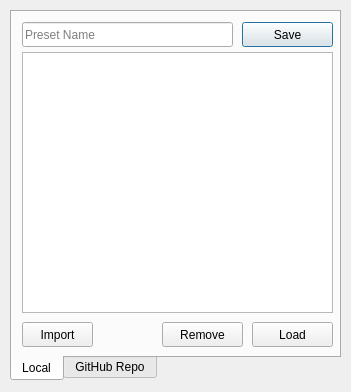
Qt form preset.ui (Audio4Linux/Viper4Linux-GUI) before a commit.
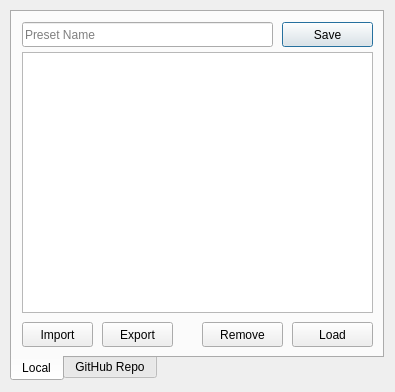
The same form after that commit. The open tabs and pages were chosen to show the change. Icons and pictures are not drawn.

Commit message: Export linux configs from preset dialog, fixed tab-order

The edit to the form file:
```diff
--- a/preset.ui
+++ b/preset.ui
@@ -6,7 +6,7 @@
    <rect>
     <x>0</x>
     <y>0</y>
-    <width>351</width>
+    <width>395</width>
     <height>392</height>
    </rect>
   </property>
@@ -22,7 +22,7 @@
     <rect>
      <x>10</x>
      <y>10</y>
-     <width>331</width>
+     <width>374</width>
      <height>371</height>
     </rect>
    </property>
@@ -55,7 +55,7 @@
     <widget class="QPushButton" name="add">
      <property name="geometry">
       <rect>
-       <x>230</x>
+       <x>270</x>
        <y>10</y>
        <width>91</width>
        <height>25</height>
@@ -73,7 +73,7 @@
       <rect>
        <x>10</x>
        <y>40</y>
-       <width>311</width>
+       <width>351</width>
        <height>261</height>
       </rect>
      </property>
@@ -84,7 +84,7 @@
     <widget class="QPushButton" name="load">
      <property name="geometry">
       <rect>
-       <x>240</x>
+       <x>280</x>
        <y>310</y>
        <width>81</width>
        <height>25</height>
@@ -97,7 +97,7 @@
     <widget class="QPushButton" name="remove">
      <property name="geometry">
       <rect>
-       <x>150</x>
+       <x>190</x>
        <y>310</y>
        <width>81</width>
        <height>25</height>
@@ -112,7 +112,7 @@
       <rect>
        <x>10</x>
        <y>10</y>
-       <width>211</width>
+       <width>251</width>
        <height>25</height>
       </rect>
      </property>
@@ -120,6 +120,22 @@
       <string>Preset Name</string>
      </property>
     </widget>
+    <widget class="QToolButton" name="exportBtn">
+     <property name="geometry">
+      <rect>
+       <x>90</x>
+       <y>310</y>
+       <width>71</width>
+       <height>25</height>
+      </rect>
+     </property>
+     <property name="text">
+      <string>Export</string>
+     </property>
+     <property name="popupMode">
+      <enum>QToolButton::InstantPopup</enum>
+     </property>
+    </widget>
    </widget>
    <widget class="QWidget" name="githubrepo">
     <attribute name="title">
```
Left out of the diff: 25 changed lines with no effect on the pictures. The commit also changes 7 other files.
